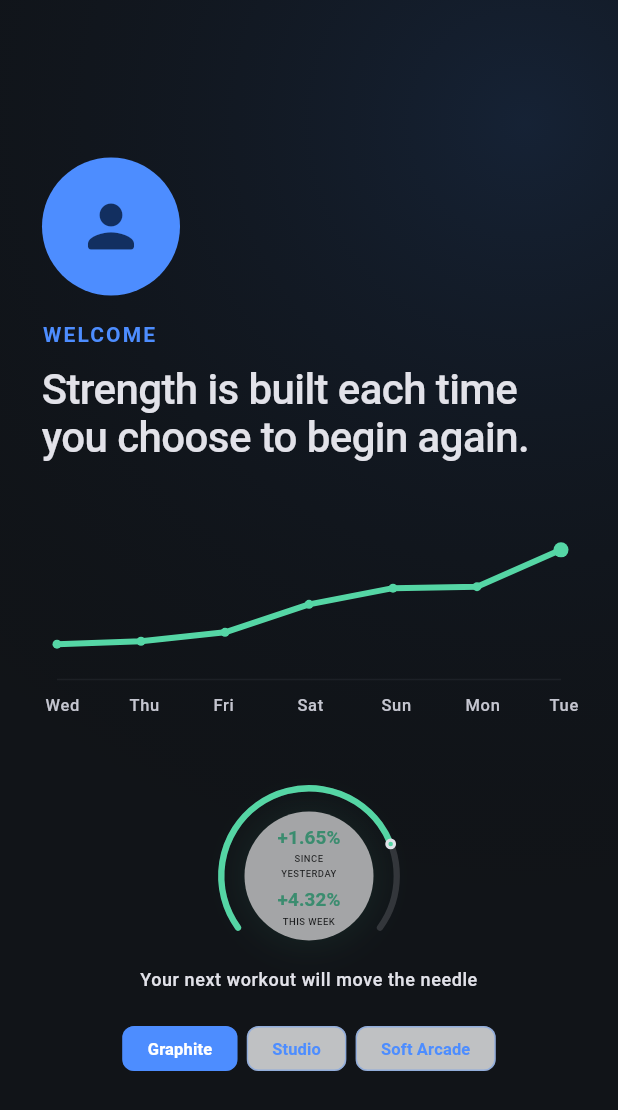
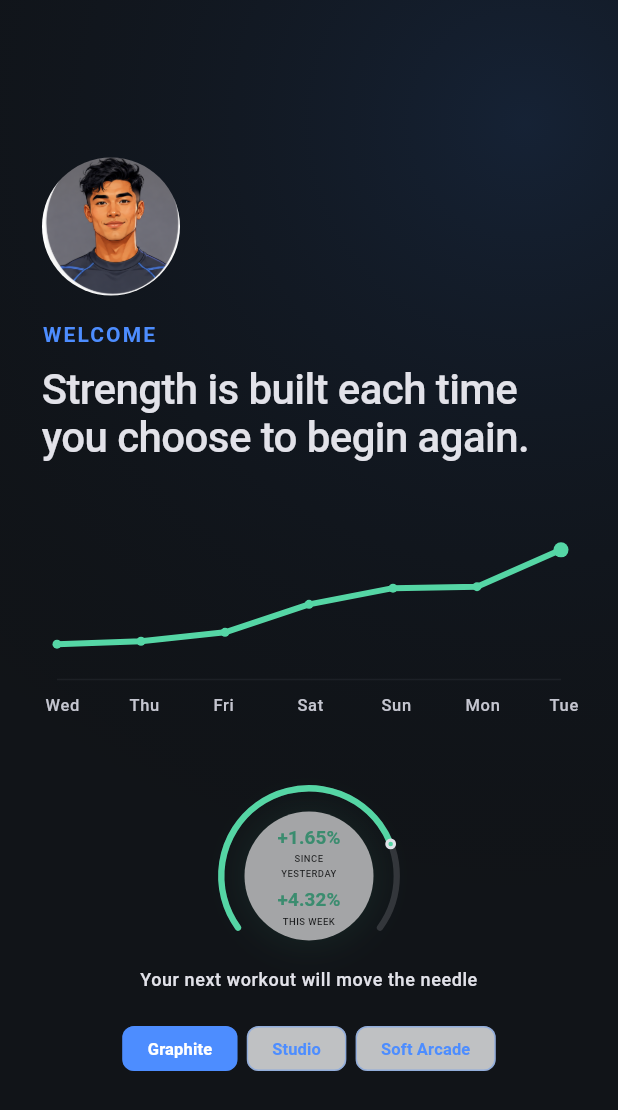
Before and after one commit to HyperspaceArchitecture/fitpulse, a Flutter app: the screen it shows after launch, on a phone screen of 412 x 824 dp. Shown: the top 1110 px of the screen. Run offline on Flutter 3.47's test engine with Material 3 defaults, Android fonts, the phone set to English and light mode, and no system bars; our stand-ins replace flutter_riverpod, go_router, image_picker, shared_preferences.

Commit message:
Add illustrated theme avatar portraits

```diff
--- a/lib/shared/widgets/member_avatar.dart
+++ b/lib/shared/widgets/member_avatar.dart
@@ -28,16 +28,17 @@ class MemberAvatar extends ConsumerWidget {
   @override
   Widget build(BuildContext context, WidgetRef ref) {
     final theme = ref.watch(themeControllerProvider).value;
-    final defaultIcon = switch (theme) {
-      AppThemeVariant.graphite => Icons.person_rounded,
-      AppThemeVariant.studioLilac => Icons.face_rounded,
-      AppThemeVariant.softArcade => Icons.face_3_rounded,
-      null => Icons.person_rounded,
-    };
     final avatarId = profile?.avatarId ?? 0;
-    final icon = avatarId == 0
-        ? defaultIcon
-        : icons[avatarId.clamp(0, icons.length - 1)];
+    if (avatarId == 0) {
+      final portraitIndex = switch (theme) {
+        AppThemeVariant.graphite => 0,
+        AppThemeVariant.studioLilac => 1,
+        AppThemeVariant.softArcade => 2,
+        null => 0,
+      };
+      return _ThemePortrait(radius: radius, index: portraitIndex);
+    }
+    final icon = icons[avatarId.clamp(0, icons.length - 1)];
     return CircleAvatar(
       radius: radius,
       backgroundColor: Theme.of(context).colorScheme.primary,
@@ -46,3 +47,32 @@ class MemberAvatar extends ConsumerWidget {
     );
   }
 }
+
+class _ThemePortrait extends StatelessWidget {
+  const _ThemePortrait({required this.radius, required this.index});
+
+  final double radius;
+  final int index;
+
+  @override
+  Widget build(BuildContext context) {
+    final diameter = radius * 2;
+    return SizedBox(
+      width: diameter,
+      height: diameter,
+      child: ClipOval(
+        child: OverflowBox(
+          alignment: Alignment(index - 1, 0),
+          maxWidth: diameter * 3,
+          maxHeight: diameter * 1.5,
+          child: Image.asset(
+            'assets/avatars/theme-portraits.png',
+            width: diameter * 3,
+            height: diameter * 1.5,
+            fit: BoxFit.fill,
+          ),
+        ),
+      ),
+    );
+  }
+}
--- a/pubspec.yaml
+++ b/pubspec.yaml
@@ -29,6 +29,7 @@ flutter:
   uses-material-design: true
   assets:
     - assets/images/exercises/
+    - assets/avatars/theme-portraits.png
   fonts:
     - family: Fredoka
       fonts:
```
Also changed, not shown: assets/avatars/theme-portraits.png (added).
